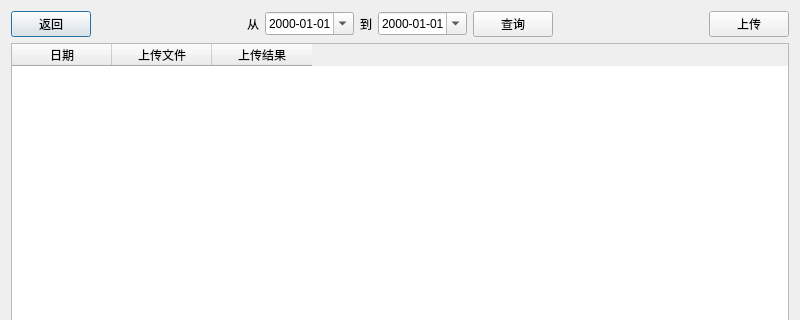
Before: the Qt Designer form shangchuan.ui in juniperdiego/usbW, drawn with Qt 5; both pictures show x 0 to 800 and y 0 to 320 of the 800 by 480 pixel window.
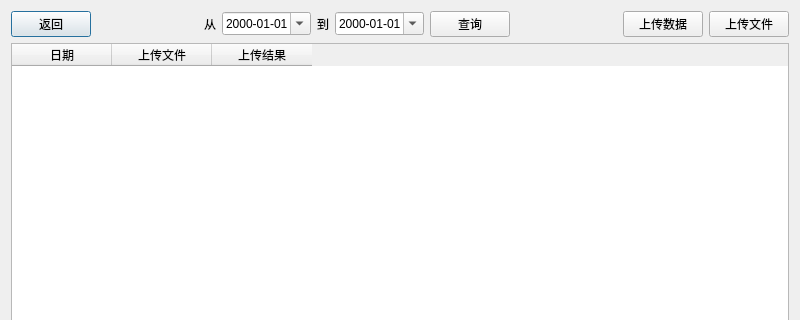
After: the same form once the commit is applied.

The edit to the form file:
```diff
--- a/shangchuan.ui
+++ b/shangchuan.ui
@@ -102,10 +102,17 @@
        </property>
       </spacer>
      </item>
+     <item>
+      <widget class="QPushButton" name="UpdateDataBtn">
+       <property name="text">
+        <string>上传数据</string>
+       </property>
+      </widget>
+     </item>
      <item>
       <widget class="QPushButton" name="UpdateBtn">
        <property name="text">
-        <string>上传</string>
+        <string>上传文件</string>
        </property>
       </widget>
      </item>
```
